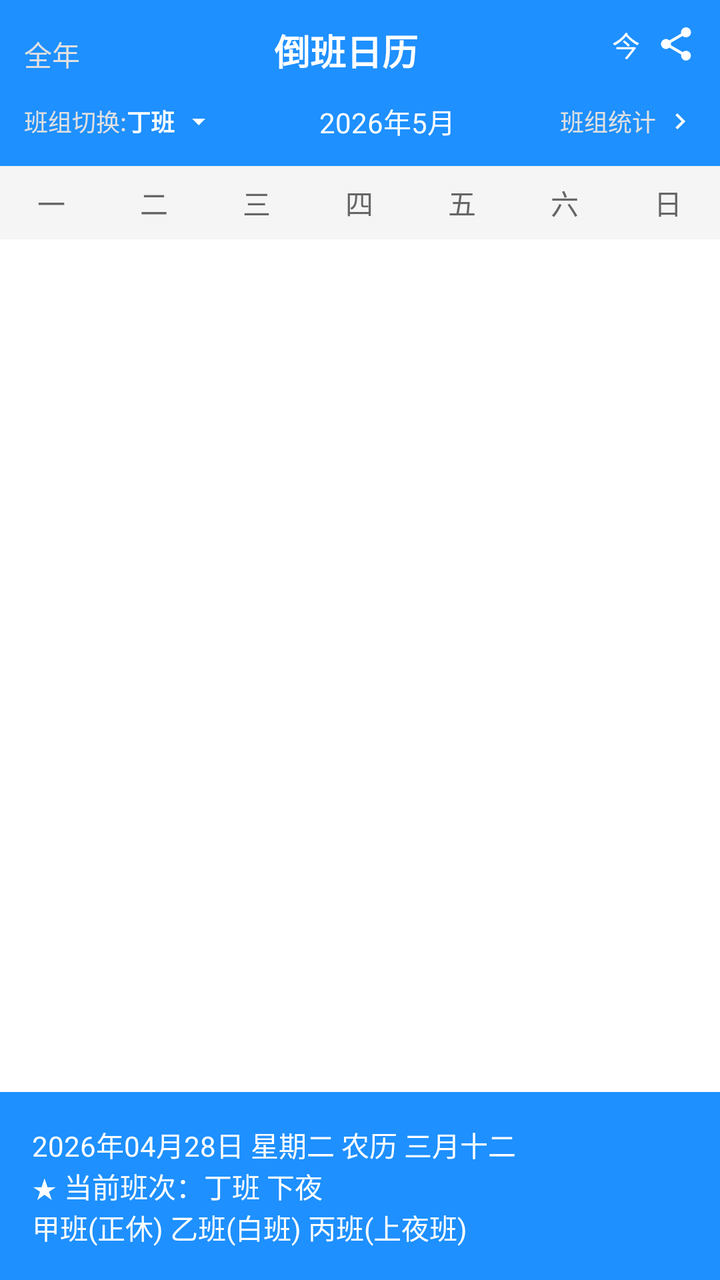
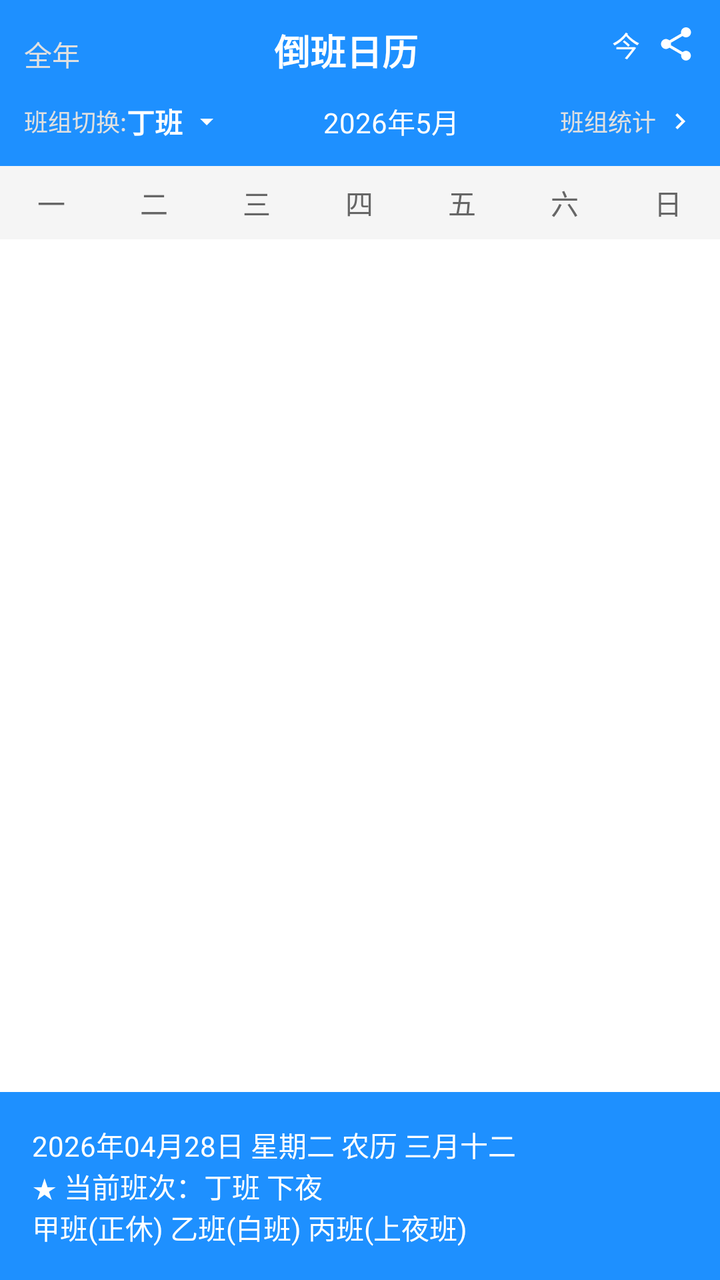

Compare the two renders of this Android layout. The source of the first and the diff that turns it into the second are given below.
<!-- AndroidManifest.xml: application theme Theme.MyApplication -->
<!-- res/layout/fragment_calendar.xml -->
<?xml version="1.0" encoding="utf-8"?>
<LinearLayout xmlns:android="http://schemas.android.com/apk/res/android"
    android:layout_width="match_parent"
    android:layout_height="match_parent"
    android:orientation="vertical">

    <LinearLayout
        android:layout_width="match_parent"
        android:layout_height="wrap_content"
        android:background="#1E90FF"
        android:orientation="vertical">

        <LinearLayout
            android:layout_width="match_parent"
            android:layout_height="wrap_content"
            android:orientation="horizontal"
            android:padding="12dp">

            <TextView
                android:id="@+id/btn_view_year"
                android:layout_width="wrap_content"
                android:layout_height="wrap_content"
                android:text="全年"
                android:textColor="#E0E0E0"
                android:textSize="14sp" />

            <TextView
                android:id="@+id/title"
                android:layout_width="0dp"
                android:layout_height="wrap_content"
                android:layout_weight="1"
                android:gravity="center"
                android:text="倒班日历"
                android:textColor="#FFFFFF"
                android:textSize="18sp"
                android:textStyle="bold" />

            <LinearLayout
                android:layout_width="wrap_content"
                android:layout_height="wrap_content"
                android:orientation="horizontal">

                <TextView
                    android:id="@+id/today_text"
                    android:layout_width="wrap_content"
                    android:layout_height="wrap_content"
                    android:text="今"
                    android:textColor="#FFFFFF"
                    android:textSize="14sp" />

                <ImageView
                    android:id="@+id/btn_share"
                    android:layout_width="20dp"
                    android:layout_height="20dp"
                    android:layout_marginLeft="8dp"
                    android:src="@drawable/ic_share" />
            </LinearLayout>
        </LinearLayout>

        <LinearLayout
            android:layout_width="match_parent"
            android:layout_height="wrap_content"
            android:orientation="horizontal"
            android:paddingLeft="12dp"
            android:paddingRight="12dp"
            android:paddingBottom="12dp">

            <LinearLayout
                android:layout_width="wrap_content"
                android:layout_height="match_parent"
                android:gravity="center_vertical"
                android:orientation="horizontal">

                <TextView
                    android:layout_width="wrap_content"
                    android:layout_height="wrap_content"
                    android:text="班组切换:"
                    android:textColor="#E0E0E0"
                    android:textSize="12sp" />

                <TextView
                    android:id="@+id/group_name"
                    android:layout_width="wrap_content"
                    android:layout_height="wrap_content"
                    android:text="丁班"
                    android:textColor="#FFFFFF"
                    android:textSize="12sp"
                    android:textStyle="bold" />

                <ImageView
                    android:layout_width="16dp"
                    android:layout_height="16dp"
                    android:layout_marginLeft="4dp"
                    android:src="@drawable/ic_dropdown" />
            </LinearLayout>

            <TextView
                android:id="@+id/month_title"
                android:layout_width="0dp"
                android:layout_height="wrap_content"
                android:layout_weight="1"
                android:gravity="center"
                android:text="2026年5月"
                android:textColor="#FFFFFF"
                android:textSize="14sp" />

            <LinearLayout
                android:layout_width="wrap_content"
                android:layout_height="match_parent"
                android:gravity="center_vertical"
                android:orientation="horizontal">

                <TextView
                    android:id="@+id/group_statistics"
                    android:layout_width="wrap_content"
                    android:layout_height="wrap_content"
                    android:text="班组统计"
                    android:textColor="#E0E0E0"
                    android:textSize="12sp" />

                <ImageView
                    android:layout_width="16dp"
                    android:layout_height="16dp"
                    android:layout_marginLeft="4dp"
                    android:src="@drawable/ic_arrow_right" />
            </LinearLayout>
        </LinearLayout>
    </LinearLayout>

    <LinearLayout
        android:layout_width="match_parent"
        android:layout_height="wrap_content"
        android:background="#F5F5F5"
        android:orientation="horizontal">

        <TextView
            android:layout_width="0dp"
            android:layout_height="wrap_content"
            android:layout_weight="1"
            android:gravity="center"
            android:padding="8dp"
            android:text="一"
            android:textColor="#666666"
            android:textSize="14sp" />

        <TextView
            android:layout_width="0dp"
            android:layout_height="wrap_content"
            android:layout_weight="1"
            android:gravity="center"
            android:padding="8dp"
            android:text="二"
            android:textColor="#666666"
            android:textSize="14sp" />

        <TextView
            android:layout_width="0dp"
            android:layout_height="wrap_content"
            android:layout_weight="1"
            android:gravity="center"
            android:padding="8dp"
            android:text="三"
            android:textColor="#666666"
            android:textSize="14sp" />

        <TextView
            android:layout_width="0dp"
            android:layout_height="wrap_content"
            android:layout_weight="1"
            android:gravity="center"
            android:padding="8dp"
            android:text="四"
            android:textColor="#666666"
            android:textSize="14sp" />

        <TextView
            android:layout_width="0dp"
            android:layout_height="wrap_content"
            android:layout_weight="1"
            android:gravity="center"
            android:padding="8dp"
            android:text="五"
            android:textColor="#666666"
            android:textSize="14sp" />

        <TextView
            android:layout_width="0dp"
            android:layout_height="wrap_content"
            android:layout_weight="1"
            android:gravity="center"
            android:padding="8dp"
            android:text="六"
            android:textColor="#666666"
            android:textSize="14sp" />

        <TextView
            android:layout_width="0dp"
            android:layout_height="wrap_content"
            android:layout_weight="1"
            android:gravity="center"
            android:padding="8dp"
            android:text="日"
            android:textColor="#666666"
            android:textSize="14sp" />
    </LinearLayout>

    <LinearLayout
        android:id="@+id/calendar_container"
        android:layout_width="match_parent"
        android:layout_height="0dp"
        android:layout_weight="1"
        android:background="#FFFFFF"
        android:orientation="vertical"
        android:padding="0dp" />

    <LinearLayout
        android:layout_width="match_parent"
        android:layout_height="wrap_content"
        android:background="#1E90FF"
        android:padding="12dp"
        android:paddingTop="8dp"
        android:paddingBottom="8dp">

        <LinearLayout
            android:layout_width="match_parent"
            android:layout_height="match_parent"
            android:gravity="center_vertical"
            android:orientation="vertical"
            android:padding="4dp">

            <TextView
                android:id="@+id/detail_date"
                android:layout_width="wrap_content"
                android:layout_height="0dp"
                android:layout_weight="1"
                android:gravity="center_vertical"
                android:text="2026年04月28日 星期二 农历 三月十二"
                android:textColor="#FFFFFF"
                android:textSize="14sp" />

            <TextView
                android:id="@+id/detail_shift"
                android:layout_width="wrap_content"
                android:layout_height="0dp"
                android:layout_weight="1"
                android:gravity="center_vertical"
                android:text="★ 当前班次：丁班 下夜"
                android:textColor="#FFFFFF"
                android:textSize="14sp" />

            <TextView
                android:id="@+id/detail_other_groups"
                android:layout_width="wrap_content"
                android:layout_height="0dp"
                android:layout_weight="1"
                android:gravity="center_vertical"
                android:text="甲班(正休) 乙班(白班) 丙班(上夜班)"
                android:textColor="#FFFFFF"
                android:textSize="14sp" />
        </LinearLayout>
    </LinearLayout>
</LinearLayout>
<!-- resources referenced by this layout -->
<resources>
  <!-- drawable ic_arrow_right (drawable) -->
  <vector xmlns:android="http://schemas.android.com/apk/res/android"
      android:width="24dp"
      android:height="24dp"
      android:viewportWidth="24"
      android:viewportHeight="24">
      <path
          android:fillColor="#FFFFFF"
          android:pathData="M10 6L8.59 7.41 13.17 12l-4.58 4.59L10 18l6-6-6-6z"/>
  </vector>
  <!-- drawable ic_dropdown (drawable) -->
  <vector xmlns:android="http://schemas.android.com/apk/res/android"
      android:width="16dp"
      android:height="16dp"
      android:viewportWidth="24"
      android:viewportHeight="24">
      <path
          android:fillColor="#FFFFFF"
          android:pathData="M7 10l5 5 5-5z"/>
  </vector>
  <!-- drawable ic_share (drawable) -->
  <vector xmlns:android="http://schemas.android.com/apk/res/android"
      android:width="24dp"
      android:height="24dp"
      android:viewportWidth="24"
      android:viewportHeight="24">
      <path
          android:fillColor="#FFFFFF"
          android:pathData="M18 16.08c-.76 0-1.44.3-1.96.77L8.91 12.7c.05-.23.09-.46.09-.7s-.04-.47-.09-.7l7.05-4.11c.54.5 1.25.81 2.04.81 1.66 0 3-1.34 3-3s-1.34-3-3-3-3 1.34-3 3c0 .24.04.47.09.7L8.04 9.81C7.5 9.39 6.79 9 6 9c-1.66 0-3 1.34-3 3s1.34 3 3 3c.79 0 1.5-.39 2.04-.81l7.12 4.16c-.05.21-.08.43-.08.65 0 1.61 1.31 2.92 2.92 2.92 1.61 0 2.92-1.31 2.92-2.92s-1.31-2.92-2.92-2.92z"/>
  </vector>
  <style name="Theme.MyApplication" parent="Theme.MaterialComponents.DayNight.NoActionBar">
          <item name="colorPrimary">#1E90FF</item>
          <item name="colorPrimaryVariant">#1E90FF</item>
          <item name="colorOnPrimary">#FFFFFF</item>
          <item name="colorSecondary">#1E90FF</item>
          <item name="colorSecondaryVariant">#1E90FF</item>
          <item name="colorOnSecondary">#FFFFFF</item>
          <item name="android:statusBarColor">#1E90FF</item>
          <item name="android:windowBackground">#F5F5F5</item>
      </style>
</resources>

<!-- the commit's change to res/layout/fragment_calendar.xml (unified diff, before → after) -->
@@ -66,10 +66,13 @@
             android:paddingBottom="12dp">
 
             <LinearLayout
+                android:id="@+id/group_switch_container"
                 android:layout_width="wrap_content"
                 android:layout_height="match_parent"
                 android:gravity="center_vertical"
-                android:orientation="horizontal">
+                android:orientation="horizontal"
+                android:clickable="true"
+                android:focusable="true">
 
                 <TextView
                     android:layout_width="wrap_content"
@@ -84,7 +87,7 @@
                     android:layout_height="wrap_content"
                     android:text="丁班"
                     android:textColor="#FFFFFF"
-                    android:textSize="12sp"
+                    android:textSize="14sp"
                     android:textStyle="bold" />
 
                 <ImageView
